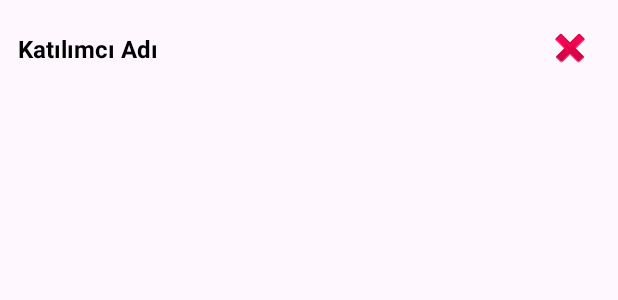
After one commit to ariftuncerr/e-participant, an Android app: the layout item_participant.xml on its own in the app's theme, with its tools: preview values and no code run, on a phone screen of 412 x 824 dp. The commit adds this screen. Shown: the top 300 px of the screen. Run offline under Robolectric (Android 15) with nearby library versions, the light colour scheme and no system bars.

Commit message:
feat(participant): participant can be listed

```diff
--- /dev/null
+++ b/app/src/main/res/layout/item_participant.xml
@@ -0,0 +1,39 @@
+<?xml version="1.0" encoding="utf-8"?>
+<androidx.constraintlayout.widget.ConstraintLayout
+    xmlns:android="http://schemas.android.com/apk/res/android"
+    xmlns:app="http://schemas.android.com/apk/res-auto"
+    android:layout_width="match_parent"
+    android:layout_height="wrap_content"
+    android:padding="12dp"
+    android:background="?attr/selectableItemBackground">
+
+    <!-- Katılımcı İsmi -->
+    <TextView
+        android:id="@+id/participantNameText"
+        android:layout_width="0dp"
+        android:layout_height="wrap_content"
+        android:text="Katılımcı Adı"
+        android:textSize="16sp"
+        android:textStyle="bold"
+        android:textColor="@android:color/black"
+        app:layout_constraintStart_toStartOf="parent"
+        app:layout_constraintEnd_toStartOf="@+id/deleteParticipantBtn"
+        app:layout_constraintTop_toTopOf="parent"
+        app:layout_constraintBottom_toBottomOf="parent"
+        android:ellipsize="end"
+        android:maxLines="1"
+        android:layout_marginEnd="8dp"/>
+
+    <!-- Silme Butonu -->
+    <ImageButton
+        android:id="@+id/deleteParticipantBtn"
+        android:layout_width="40dp"
+        android:layout_height="40dp"
+        android:background="?attr/selectableItemBackgroundBorderless"
+        android:src="@android:drawable/ic_delete"
+        android:contentDescription="Sil"
+        app:layout_constraintEnd_toEndOf="parent"
+        app:layout_constraintTop_toTopOf="parent"
+        app:layout_constraintBottom_toBottomOf="parent" />
+
+</androidx.constraintlayout.widget.ConstraintLayout>
```
Also changed, not shown: app/src/main/java/com/vedatturkkal/stajokulu2025yoklama/ui/adapters/ParticipantListAdapter.kt (added, +48 -0 lines), app/src/main/java/com/vedatturkkal/stajokulu2025yoklama/ui/main/HomeFragment.kt (+33 -6 lines), app/src/main/java/com/vedatturkkal/stajokulu2025yoklama/viewmodel/MainViewModel.kt (+11 -0 lines).
